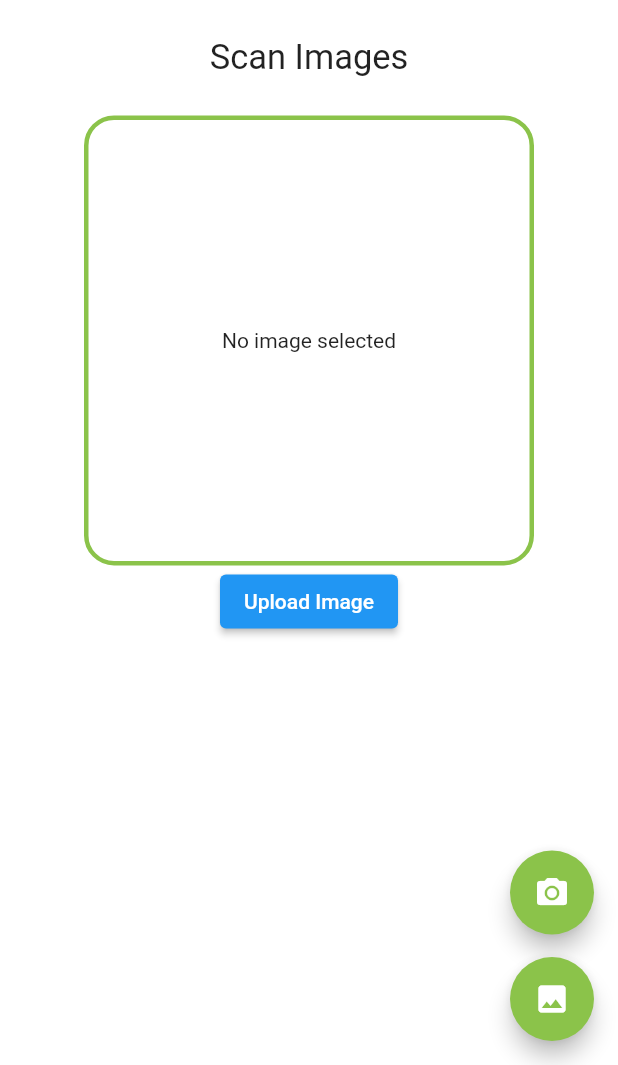
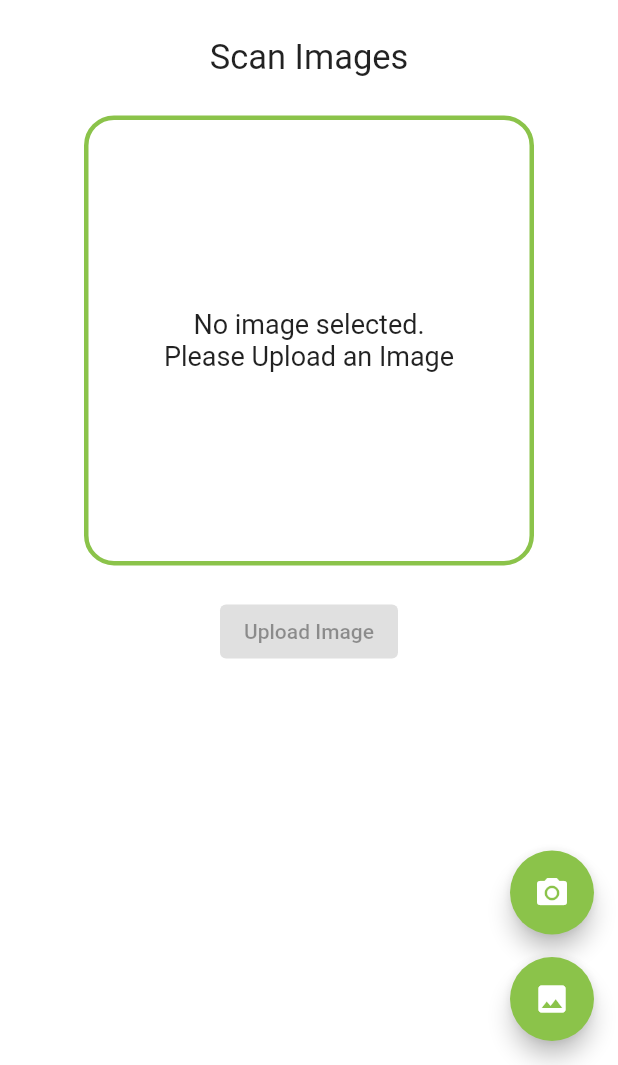
Before and after one commit to ravindu0823/Farmy, a Flutter app: the ScanImagesPage screen opened directly, on a phone screen of 412 x 824 dp, the part 171-1236 px from its top. Run offline on Flutter 3.47's test engine with Material 2 defaults, Android fonts, the phone set to English and light mode, and no system bars; our stand-ins replace awesome_dialog, firebase_core, firebase_database, fluttertoast, google_nav_bar, image_picker; missing offline and left inert: flutter_session_manager; accounts and stored records are empty.

```diff
--- a/lib/screens/scan_images_page.dart
+++ b/lib/screens/scan_images_page.dart
@@ -1,5 +1,9 @@
 import 'dart:io';
 
+import 'package:awesome_dialog/awesome_dialog.dart';
+import 'package:farmy/components/header.dart';
+import 'package:farmy/constants.dart';
+import 'package:farmy/screens/treatments_page.dart';
 import 'package:farmy/services/api.dart';
 import 'package:flutter/material.dart';
 import 'package:image_picker/image_picker.dart';
@@ -15,6 +19,29 @@ class _ScanImagesPageState extends State<ScanImagesPage> {
   Api api = Api();
   final ImagePicker _picker = ImagePicker();
   File? imageFile;
+  bool isImageLoaded = false;
+
+  void uploadImage(File imageFile) async {
+    String result = await api.upload(imageFile);
+
+    AwesomeDialog(
+      context: context,
+      dialogType: DialogType.info,
+      animType: AnimType.bottomSlide,
+      title: 'Detected Disease',
+      desc: 'This plant has a $result disease',
+      btnCancelOnPress: () {},
+      btnOkText: "View Treatments",
+      btnOkOnPress: () {
+        Navigator.push(
+          context,
+          MaterialPageRoute(
+            builder: (context) => TreatmentsPage(),
+          ),
+        );
+      },
+    )..show();
+  }
 
   @override
   Widget build(BuildContext context) {
@@ -28,7 +55,7 @@ class _ScanImagesPageState extends State<ScanImagesPage> {
               bottom: 15,
             ),
             child: FloatingActionButton(
-              backgroundColor: Colors.lightGreen,
+              backgroundColor: kPrimaryColor,
               heroTag: "btn1",
               onPressed: () async {
                 final XFile? image = await _picker.pickImage(
@@ -40,6 +67,7 @@ class _ScanImagesPageState extends State<ScanImagesPage> {
                 if (image != null) {
                   setState(() {
                     imageFile = File(image.path);
+                    isImageLoaded = true;
                   });
                 }
               },
@@ -49,7 +77,7 @@ class _ScanImagesPageState extends State<ScanImagesPage> {
             ),
           ),
           FloatingActionButton(
-            backgroundColor: Colors.lightGreen,
+            backgroundColor: kPrimaryColor,
             heroTag: "btn2",
             onPressed: () async {
               final XFile? image = await _picker.pickImage(
@@ -61,6 +89,7 @@ class _ScanImagesPageState extends State<ScanImagesPage> {
               if (image != null) {
                 setState(() {
                   imageFile = File(image.path);
+                  isImageLoaded = true;
                 });
               }
             },
@@ -73,28 +102,7 @@ class _ScanImagesPageState extends State<ScanImagesPage> {
       body: SafeArea(
         child: Column(
           children: [
-            Row(
-              mainAxisAlignment: MainAxisAlignment.center,
-              children: [
-                Image(
-                  image: AssetImage('images/logo.png'),
-                  width: 120,
-                ),
-                Container(
-                  padding: EdgeInsets.only(
-                    top: 30,
-                    left: 20,
-                  ),
-                  child: Text(
-                    'Farmy',
-                    style: TextStyle(
-                      fontSize: 25,
-                      fontWeight: FontWeight.bold,
-                    ),
-                  ),
-                ),
-              ],
-            ),
+            Header(),
             Container(
               margin: EdgeInsets.symmetric(
                 vertical: 25,
@@ -115,7 +123,7 @@ class _ScanImagesPageState extends State<ScanImagesPage> {
                         ),
                         decoration: BoxDecoration(
                           border: Border.all(
-                            color: Colors.lightGreen,
+                            color: kPrimaryColor,
                             width: 4,
                           ),
                           borderRadius: BorderRadius.circular(20),
@@ -130,18 +138,15 @@ class _ScanImagesPageState extends State<ScanImagesPage> {
                           ),
                         ),
                       ),
-                      Text(
-                        "Disease Name",
-                        style: TextStyle(
-                          fontSize: 18,
-                        ),
-                      ),
                     ],
                   )
                 : Container(
+                    margin: EdgeInsets.only(
+                      bottom: 20,
+                    ),
                     decoration: BoxDecoration(
                       border: Border.all(
-                        color: Colors.lightGreen,
+                        color: kPrimaryColor,
                         width: 3,
                       ),
                       borderRadius: BorderRadius.circular(20),
@@ -150,14 +155,20 @@ class _ScanImagesPageState extends State<ScanImagesPage> {
                     width: 300,
                     child: Center(
                       child: Text(
-                        "No image selected",
+                        "No image selected.\nPlease Upload an Image",
+                        textAlign: TextAlign.center,
+                        style: TextStyle(
+                          fontSize: 18,
+                        ),
                       ),
                     ),
                   ),
             ElevatedButton(
-              onPressed: () {
-                api.upload(imageFile!);
-              },
+              onPressed: isImageLoaded
+                  ? () async {
+                      uploadImage(imageFile!);
+                    }
+                  : null,
               child: Text("Upload Image"),
             ),
           ],
```
